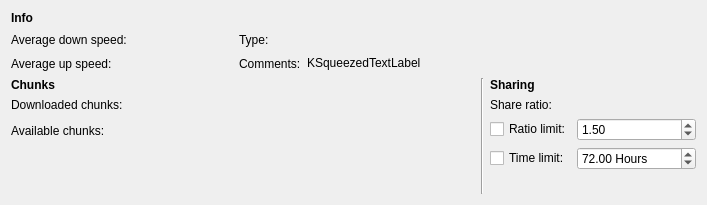
First picture: the form in plugins/infowidget/statustab.ui, repository KDE/ktorrent, before the edit.
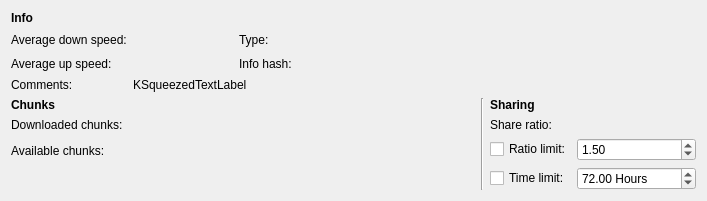
Second picture: the form after the edit. Custom widgets are drawn as their Qt base class.

Commit message: Show info hash in status tab

```diff
--- a/plugins/infowidget/statustab.ui
+++ b/plugins/infowidget/statustab.ui
@@ -7,7 +7,7 @@
     <x>0</x>
     <y>0</y>
     <width>707</width>
-    <height>205</height>
+    <height>186</height>
    </rect>
   </property>
   <layout class="QVBoxLayout" name="verticalLayout">
@@ -118,13 +118,30 @@
       </widget>
      </item>
      <item row="1" column="2">
+      <widget class="QLabel" name="label">
+       <property name="text">
+        <string>Info hash:</string>
+       </property>
+      </widget>
+     </item>
+     <item row="1" column="3">
+      <widget class="QLabel" name="info_hash">
+       <property name="text">
+        <string/>
+       </property>
+       <property name="textInteractionFlags">
+        <set>Qt::LinksAccessibleByMouse|Qt::TextSelectableByKeyboard|Qt::TextSelectableByMouse</set>
+       </property>
+      </widget>
+     </item>
+     <item row="2" column="0">
       <widget class="QLabel" name="label_17">
        <property name="text">
         <string>Comments:</string>
        </property>
       </widget>
      </item>
-     <item row="1" column="3">
+     <item row="2" column="1" colspan="4">
       <widget class="KSqueezedTextLabel" name="comments">
        <property name="minimumSize">
         <size>
```
The commit also changes 2 other files.
